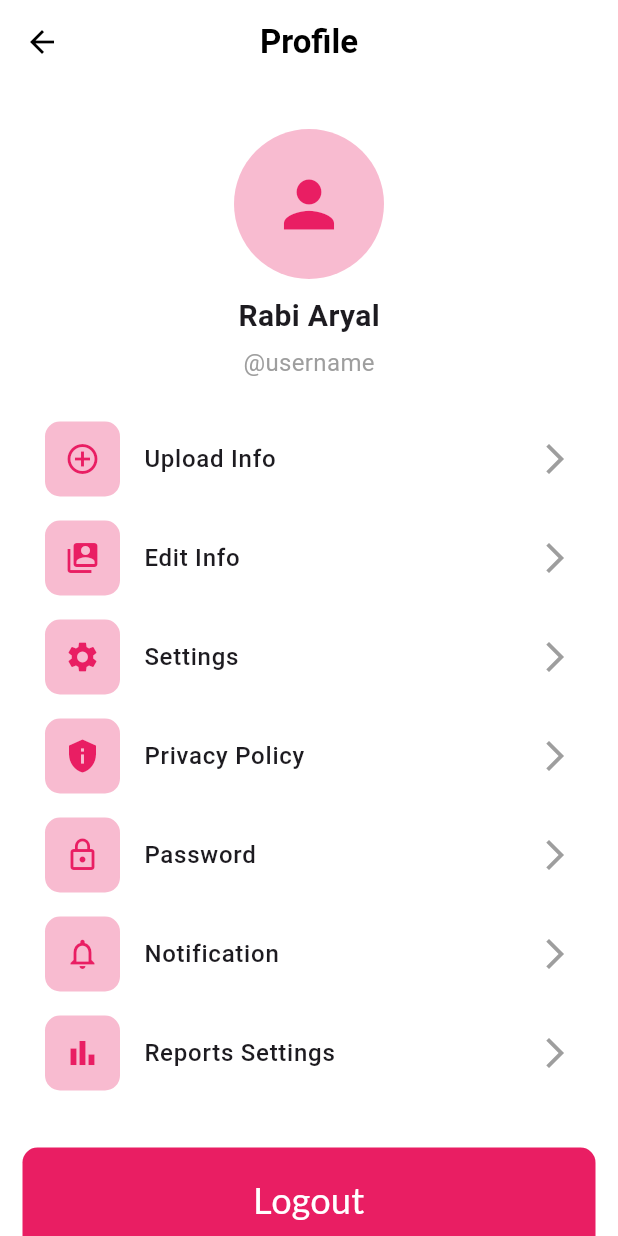
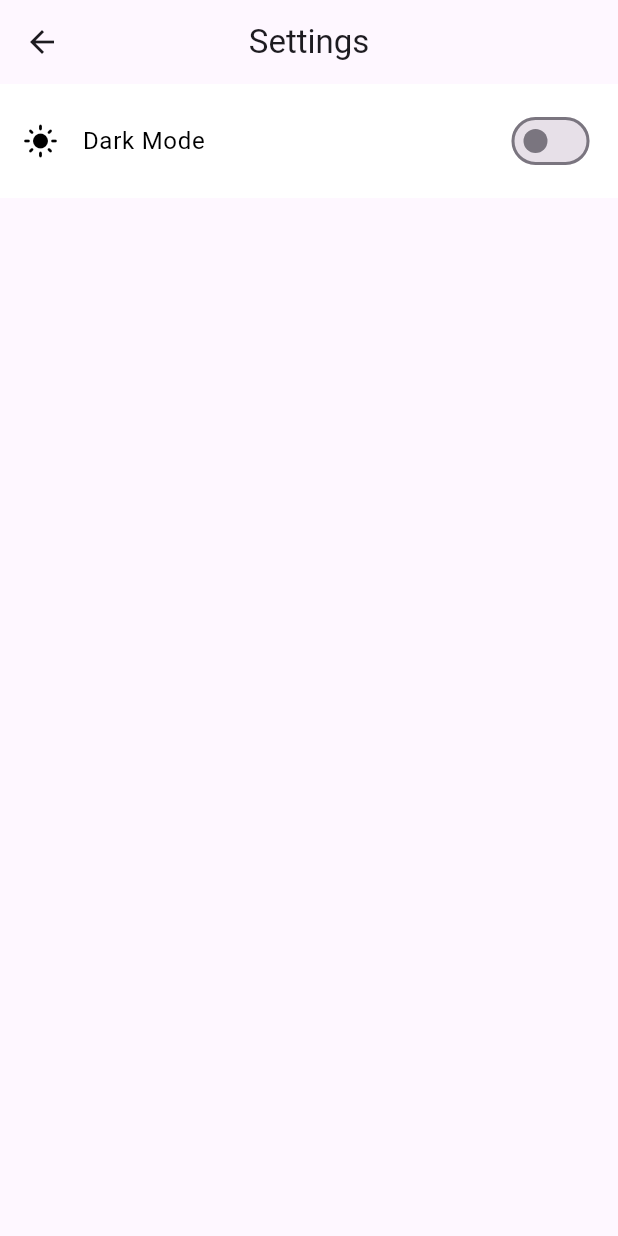
Before and after one commit to rabiaryal/budget_planner_022, a Flutter app: the SettingHomePage screen opened directly, after a tap on "Settings", on a phone screen of 412 x 824 dp. Run offline on Flutter 3.47's test engine with Material 3 defaults, Android fonts, the phone set to English and light mode, and no system bars; our stand-ins replace another_flushbar, firebase_auth, fl_chart, fluttertoast, font_awesome_flutter, google_fonts and 1 more; missing offline and left inert: function_tree; accounts and stored records are empty.

Commit message:
dart theme added but doesnot work

```diff
--- a/lib/Utils/components/round_button.dart
+++ b/lib/Utils/components/round_button.dart
@@ -38,7 +38,7 @@ class RoundButton extends StatelessWidget {
                   )
                 : Text(
                     title,
-                    style: myStyle??TextStylesOO.button,
+                    style: myStyle??TextStylesOO.button(context)
                   )),
       ),
     );
--- a/lib/Utils/style/textstyle.dart
+++ b/lib/Utils/style/textstyle.dart
@@ -3,48 +3,66 @@ import 'package:google_fonts/google_fonts.dart';
 
 class TextStylesOO {
   // Title style (bold and formal)
-  static TextStyle title = GoogleFonts.robotoSlab(
-    textStyle: const TextStyle(
-      fontSize: 20,
-      fontWeight: FontWeight.bold,
-      color: Colors.black,
-    ),
-  );
+  static TextStyle title(BuildContext context) {
+    return GoogleFonts.robotoSlab(
+      textStyle: TextStyle(
+        fontSize: 20,
+        fontWeight: FontWeight.bold,
+        color: Theme.of(context).brightness == Brightness.dark
+            ? Colors.white
+            : Colors.black, // Change color based on theme
+      ),
+    );
+  }
 
   // Input text style (simple and modern)
-  static TextStyle input = GoogleFonts.poppins(
-    textStyle: const TextStyle(
-      fontSize: 24,
-      color: Colors.black,
-    ),
-  );
+  static TextStyle input(BuildContext context) {
+    return GoogleFonts.poppins(
+      textStyle: TextStyle(
+        fontSize: 24,
+        color: Theme.of(context).brightness == Brightness.dark
+            ? Colors.white
+            : Colors.black, // Change color based on theme
+      ),
+    );
+  }
 
-  // TextStyle(fontSize: 16, fontWeight: FontWeight.bold),
-
-  static TextStyle normalText = GoogleFonts.roboto(
-textStyle: const TextStyle(
-  fontSize: 16,
-  fontWeight: FontWeight.bold,
-   color: Colors.black,
-)
-
-  );
+  // Normal text style (bold and readable)
+  static TextStyle normalText(BuildContext context) {
+    return GoogleFonts.roboto(
+      textStyle: TextStyle(
+        fontSize: 16,
+        fontWeight: FontWeight.bold,
+        color: Theme.of(context).brightness == Brightness.dark
+            ? Colors.white
+            : Colors.black, // Change color based on theme
+      ),
+    );
+  }
 
   // Label text style (attention-grabbing and decorative)
-  static TextStyle label = GoogleFonts.playfairDisplay(
-    textStyle: const TextStyle(
-      fontSize: 20,
-      fontWeight: FontWeight.w600,
-      color: Colors.orangeAccent,
-    ),
-  );
+  static TextStyle label(BuildContext context) {
+    return GoogleFonts.playfairDisplay(
+      textStyle: TextStyle(
+        fontSize: 20,
+        fontWeight: FontWeight.w600,
+        color: Theme.of(context).brightness == Brightness.dark
+            ? Colors.orangeAccent
+            : Colors.orangeAccent, // Keep label color same for both themes, or change if needed
+      ),
+    );
+  }
 
   // Button text style (clear and readable)
-  static TextStyle button = GoogleFonts.lato(
-    textStyle: const TextStyle(
-      fontSize: 24,
-      fontWeight: FontWeight.w500,
-      color: Colors.white,
-    ),
-  );
+  static TextStyle button(BuildContext context) {
+    return GoogleFonts.lato(
+      textStyle: TextStyle(
+        fontSize: 24,
+        fontWeight: FontWeight.w500,
+        color: Theme.of(context).brightness == Brightness.dark
+            ? Colors.white
+            : Colors.white, // Button text color remains the same across themes (or adjust as needed)
+      ),
+    );
+  }
 }
--- a/lib/home/amount/amountinput.dart
+++ b/lib/home/amount/amountinput.dart
@@ -25,11 +25,11 @@ class AmountInput extends StatelessWidget {
       child: TextField(
         controller: controller,
         readOnly: readOnly,
-        style: TextStylesOO.input,
+        style: TextStylesOO.input(context),
         textAlign: TextAlign.right,
         decoration: InputDecoration(
           labelText: labelText,
-          labelStyle: TextStylesOO.label,
+          labelStyle: TextStylesOO.label(context),
           border: InputBorder.none,
         ),
       ),
--- a/lib/home/amount/typescontainer.dart
+++ b/lib/home/amount/typescontainer.dart
@@ -36,7 +36,7 @@ class IOTypes extends StatelessWidget {
           children: [
             Text(
               labelText,
-              style: TextStylesOO.label,
+              style: TextStylesOO.label(context)
             ),
             Consumer<InitialInfoProvider>(
               // Use Consumer to listen for state changes
@@ -48,7 +48,7 @@ class IOTypes extends StatelessWidget {
                       : null, // Default to null if no match
                   hint: Text(
                     'Select Option',
-                    style: TextStylesOO.input,
+                    style: TextStylesOO.input(context),
                     textAlign: TextAlign.right,
                   ),
                   isExpanded: true,
@@ -64,7 +64,7 @@ class IOTypes extends StatelessWidget {
                           child: Center(
                             child: Text(
                               option,
-                              style: TextStylesOO.input,
+                              style: TextStylesOO.input(context)
                             ),
                           ),
                         ),
--- a/lib/home/homepage.dart
+++ b/lib/home/homepage.dart
@@ -29,7 +29,7 @@ class _HomePageState extends State<HomePage> {
           centerTitle: true,
           title: Text(
             "Budget Planner",
-            style: TextStylesOO.button,
+            style: TextStylesOO.button(context)
           ),
           actions: [
             IconButton(
--- a/lib/login/getstartedpage.dart
+++ b/lib/login/getstartedpage.dart
@@ -119,7 +119,7 @@ class GetStartedPage extends StatelessWidget {
                         title: 'Register',
                         onPress: () {},
                         buttonColor: AppColors.buttonColor01,
-                        myStyle: TextStylesOO.button),
+                        myStyle: TextStylesOO.button(context)),
 
                     // SizedBox(
                     //   width: double.infinity,
--- a/lib/profilepage/profilehomepage.dart
+++ b/lib/profilepage/profilehomepage.dart
@@ -1,4 +1,5 @@
 import 'package:budget_planner/Utils/components/round_button.dart';
+import 'package:budget_planner/profilepage/setting/settinghome.dart';
 import 'package:budget_planner/profilepage/widget/listtilewidget.dart';
 import 'package:budget_planner/profilepage/uploadinfo/uploadinfo.dart';
 import 'package:flutter/material.dart';
@@ -85,7 +86,7 @@ class _SettingHomePageState extends State<SettingHomePage> {
                 },
               ),
               ListTileWidget(
-                leadingIcon: Icons.switch_account,
+                leadingIcon: Icons.edit,
                 titleText: "Edit Info",
                 onPressed: () {
                   // Handle switch accounts action
@@ -95,6 +96,11 @@ class _SettingHomePageState extends State<SettingHomePage> {
                 leadingIcon: Icons.settings,
                 titleText: "Settings",
                 onPressed: () {
+                  Navigator.push(
+                      context,
+                      MaterialPageRoute(
+                        builder: (context) => SettingHome(),
+                      ));
                   // Handle settings action
                 },
               ),
--- /dev/null
+++ b/lib/profilepage/setting/settinghome.dart
@@ -0,0 +1,36 @@
+import 'package:budget_planner/profilepage/setting/widget/darkmodewidget.dart';
+import 'package:budget_planner/provider/themeprovider.dart';
+import 'package:flutter/material.dart';
+import 'package:provider/provider.dart';
+
+class SettingHome extends StatefulWidget {
+  const SettingHome({super.key});
+
+  @override
+  State<SettingHome> createState() => _SettingHomeState();
+}
+
+class _SettingHomeState extends State<SettingHome> {
+  // Function to toggle dark mode
+  void onChanged(BuildContext context, bool value) {
+    Provider.of<ThemeNotifier>(context, listen: false).toggleTheme();
+  }
+
+  @override
+  Widget build(BuildContext context) {
+    bool isDarkMode = Provider.of<ThemeNotifier>(context).isDarkMode;
+    return Scaffold(
+      appBar: AppBar(
+        title: const Text("Settings"),
+        centerTitle: true,
+      ),
+      body: Column(
+        children: [
+          DarkModeWidget(
+              isDarkMode: isDarkMode,
+              onChanged: (value) => onChanged(context, value))
+        ],
+      ),
+    );
+  }
+}
--- /dev/null
+++ b/lib/profilepage/setting/widget/darkmodewidget.dart
@@ -0,0 +1,36 @@
+import 'package:flutter/material.dart';
+
+class DarkModeWidget extends StatelessWidget {
+  final bool isDarkMode;
+  final ValueChanged<bool> onChanged;
+
+  const DarkModeWidget({
+    super.key,
+    required this.isDarkMode,
+    required this.onChanged,
+  });
+
+  @override
+  Widget build(BuildContext context) {
+    return ListTile(
+      contentPadding: const EdgeInsets.symmetric(vertical: 10, horizontal: 15),
+      leading: Icon(
+        isDarkMode ? Icons.dark_mode : Icons.light_mode,
+        color: isDarkMode ? Colors.white : Colors.black,
+      ),
+      title: Text(
+        'Dark Mode',
+        style: TextStyle(
+          fontSize: 16,
+          color: isDarkMode ? Colors.white : Colors.black,
+        ),
+      ),
+      trailing: Switch(
+        value: isDarkMode,
+        onChanged: onChanged,
+        activeColor: Colors.pink, // Custom color for active state
+      ),
+      tileColor: isDarkMode ? Colors.black : Colors.white,
+    );
+  }
+}
--- a/lib/profilepage/uploadinfo/uploadinfo.dart
+++ b/lib/profilepage/uploadinfo/uploadinfo.dart
@@ -149,7 +149,9 @@ class UploadInfoWidget extends StatelessWidget {
                         title: 'Register',
                         onPress: () {},
                         buttonColor: AppColors.buttonColor01,
-                        myStyle: TextStylesOO.button),
+                        myStyle: TextStylesOO.button(context)
+
+                        ),
                   ],
                 ),
               ),
--- a/lib/profilepage/uploadinfo/widget/textwidget.dart
+++ b/lib/profilepage/uploadinfo/widget/textwidget.dart
@@ -14,7 +14,7 @@ class TextWidget extends StatelessWidget {
       alignment: Alignment.centerLeft,
       child: Text(
         text,
-        style: TextStylesOO.normalText,
+        style: TextStylesOO.normalText(context)
       ),
     );
   }
--- /dev/null
+++ b/lib/provider/themeprovider.dart
@@ -0,0 +1,14 @@
+import 'package:flutter/material.dart';
+
+class ThemeNotifier with ChangeNotifier {
+  // Store the current theme mode (light or dark)
+  bool _isDarkMode = false;
+
+  bool get isDarkMode => _isDarkMode;
+
+  // Toggle theme
+  void toggleTheme() {
+    _isDarkMode = !_isDarkMode;
+    notifyListeners();
+  }
+}
```
Also changed, not shown: lib/home/amount/budgettypeselector.dart (+4 -4 lines), lib/home/widget/pie_chart01.dart (+6 -4 lines), lib/main.dart (+11 -4 lines).
